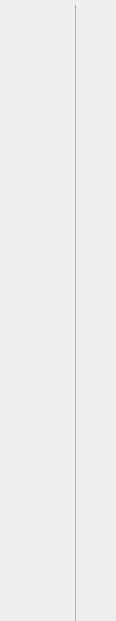
This is client/screens/widgets/navigation/navigation.ui in kleroop/TechCourse_2022_12 as Qt 5 draws it before an edit. The edited form follows.
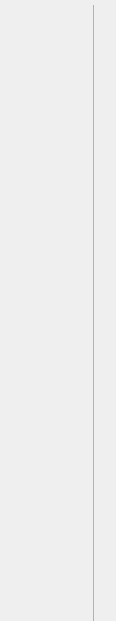
This is the edited form. Icons and pictures are not drawn. Custom widgets are drawn as their Qt base class.

Patch:
```diff
--- a/client/screens/widgets/navigation/navigation.ui
+++ b/client/screens/widgets/navigation/navigation.ui
@@ -14,7 +14,7 @@
    </rect>
   </property>
   <property name="sizePolicy">
-   <sizepolicy hsizetype="Expanding" vsizetype="MinimumExpanding">
+   <sizepolicy hsizetype="Maximum" vsizetype="Minimum">
     <horstretch>0</horstretch>
     <verstretch>0</verstretch>
    </sizepolicy>
@@ -39,22 +39,6 @@
    <property name="bottomMargin">
     <number>0</number>
    </property>
-   <item>
-    <spacer name="horizontalSpacer_2">
-     <property name="orientation">
-      <enum>Qt::Horizontal</enum>
-     </property>
-     <property name="sizeType">
-      <enum>QSizePolicy::Maximum</enum>
-     </property>
-     <property name="sizeHint" stdset="0">
-      <size>
-       <width>20</width>
-       <height>20</height>
-      </size>
-     </property>
-    </spacer>
-   </item>
    <item>
     <layout class="QVBoxLayout" name="verticalLayout">
      <property name="spacing">
@@ -520,6 +504,12 @@
      </item>
      <item>
       <widget class="QWidget" name="mainNavigationWidget" native="true">
+       <property name="sizePolicy">
+        <sizepolicy hsizetype="Maximum" vsizetype="Maximum">
+         <horstretch>0</horstretch>
+         <verstretch>0</verstretch>
+        </sizepolicy>
+       </property>
        <layout class="QVBoxLayout" name="verticalLayout_2"/>
       </widget>
      </item>
@@ -553,19 +543,6 @@
      </property>
     </widget>
    </item>
-   <item>
-    <spacer name="horizontalSpacer">
-     <property name="orientation">
-      <enum>Qt::Horizontal</enum>
-     </property>
-     <property name="sizeHint" stdset="0">
-      <size>
-       <width>100</width>
-       <height>20</height>
-      </size>
-     </property>
-    </spacer>
-   </item>
   </layout>
  </widget>
  <customwidgets>
```
